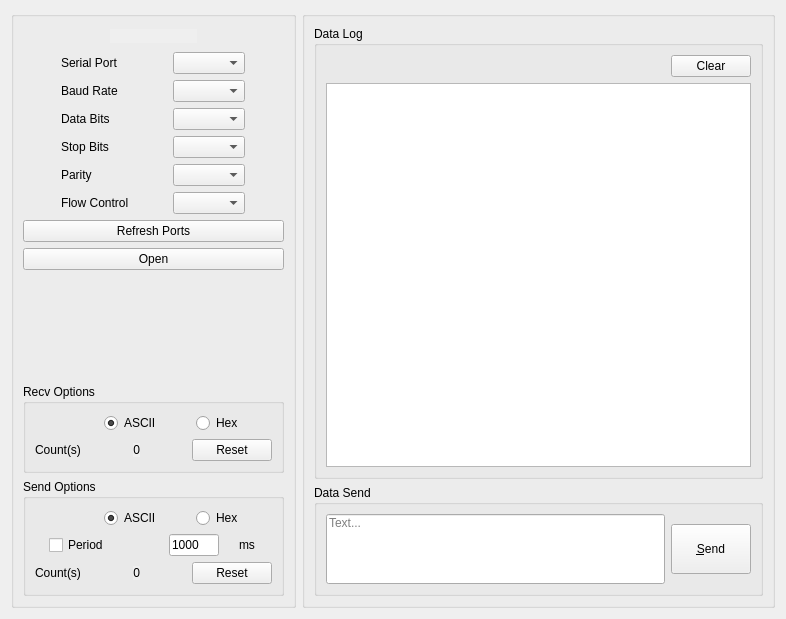
Before: the Qt Designer form widget.ui in CL-Chiou/comPort, drawn with Qt 5.
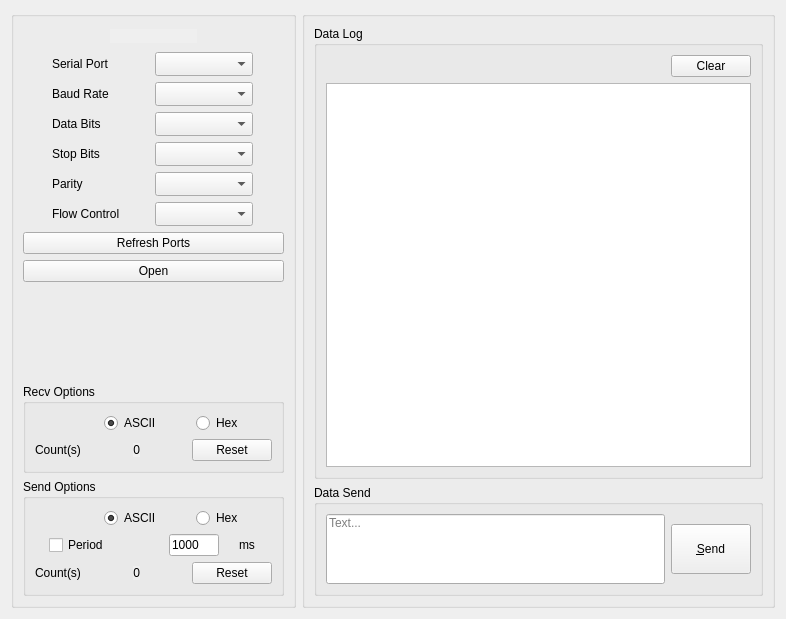
After: the same form once the commit is applied.

Commit message:
調整部分ComboBox下拉顯示問題
- 由於部分ComboBox內的item長度較長, 故在下拉顯示做調整

What changed in the file:
```diff
--- a/widget.ui
+++ b/widget.ui
@@ -207,6 +207,12 @@
                 <verstretch>0</verstretch>
                </sizepolicy>
               </property>
+              <property name="sizeAdjustPolicy">
+               <enum>QComboBox::AdjustToMinimumContentsLengthWithIcon</enum>
+              </property>
+              <property name="minimumContentsLength">
+               <number>6</number>
+              </property>
              </widget>
             </item>
             <item>
@@ -223,6 +229,12 @@
               <property name="currentIndex">
                <number>-1</number>
               </property>
+              <property name="sizeAdjustPolicy">
+               <enum>QComboBox::AdjustToMinimumContentsLengthWithIcon</enum>
+              </property>
+              <property name="minimumContentsLength">
+               <number>6</number>
+              </property>
              </widget>
             </item>
             <item>
@@ -239,6 +251,12 @@
               <property name="currentIndex">
                <number>-1</number>
               </property>
+              <property name="sizeAdjustPolicy">
+               <enum>QComboBox::AdjustToMinimumContentsLengthWithIcon</enum>
+              </property>
+              <property name="minimumContentsLength">
+               <number>6</number>
+              </property>
              </widget>
             </item>
             <item>
@@ -255,6 +273,12 @@
               <property name="currentIndex">
                <number>-1</number>
               </property>
+              <property name="sizeAdjustPolicy">
+               <enum>QComboBox::AdjustToMinimumContentsLengthWithIcon</enum>
+              </property>
+              <property name="minimumContentsLength">
+               <number>6</number>
+              </property>
              </widget>
             </item>
             <item>
@@ -271,6 +295,12 @@
               <property name="currentIndex">
                <number>-1</number>
               </property>
+              <property name="sizeAdjustPolicy">
+               <enum>QComboBox::AdjustToMinimumContentsLengthWithIcon</enum>
+              </property>
+              <property name="minimumContentsLength">
+               <number>6</number>
+              </property>
              </widget>
             </item>
             <item>
@@ -284,6 +314,12 @@
               <property name="currentText">
                <string/>
               </property>
+              <property name="sizeAdjustPolicy">
+               <enum>QComboBox::AdjustToMinimumContentsLengthWithIcon</enum>
+              </property>
+              <property name="minimumContentsLength">
+               <number>6</number>
+              </property>
              </widget>
             </item>
            </layout>
```
Left out of the diff: 2 changed lines with no effect on the pictures. The commit also changes 2 other files.
